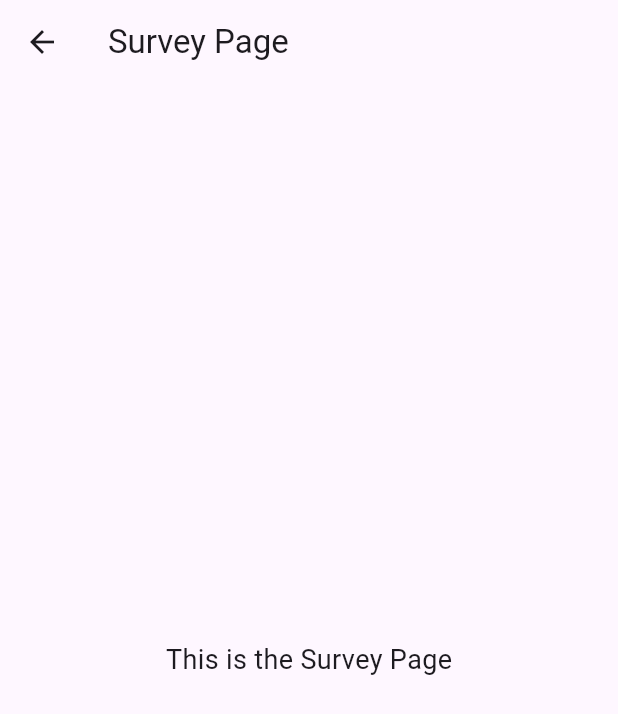
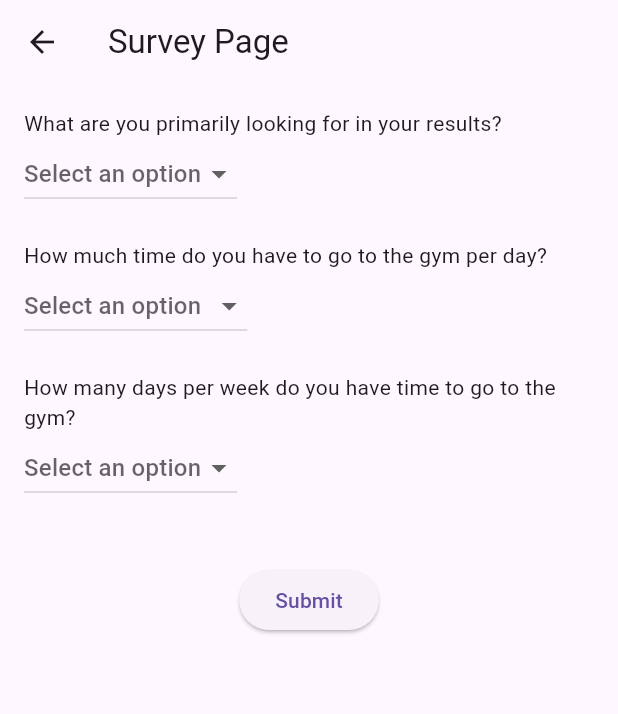
Before and after one commit to chrisfinan/Fitness-Assistant, a Flutter app: the SurveyPage screen opened directly, on a phone screen of 412 x 824 dp. Shown: the top 714 px of the screen. Run offline on Flutter 3.47's test engine with Material 3 defaults, Android fonts, the light colour scheme and no system bars.

Commit message:
add questions to survey page

```diff
--- a/frontend/lib/survey_page.dart
+++ b/frontend/lib/survey_page.dart
@@ -1,16 +1,110 @@
 import 'package:flutter/material.dart';
+import 'saved_data.dart';
 
-class SurveyPage extends StatelessWidget {
+class SurveyPage extends StatefulWidget {
   const SurveyPage({super.key});
+
+  @override
+  _SurveyPageState createState() => _SurveyPageState();
+}
+
+class _SurveyPageState extends State<SurveyPage> {
+  String? selectedGoal;
+  String? selectedTime;
+  String? selectedDays;
+
+  void _submitSurvey() {
+    if (selectedGoal != null && selectedTime != null && selectedDays != null) {
+      // Navigate to the saved data page after submitting
+      Navigator.pushReplacement(
+        context,
+        MaterialPageRoute(builder: (context) => const SavedDataPage()),
+      );
+    } else {
+      // Show an alert if any question is unanswered
+      showDialog(
+        context: context,
+        builder: (context) => AlertDialog(
+          title: const Text("Incomplete Survey"),
+          content: const Text("Please answer all questions before submitting."),
+          actions: [
+            TextButton(
+              onPressed: () => Navigator.pop(context),
+              child: const Text("OK"),
+            ),
+          ],
+        ),
+      );
+    }
+  }
 
   @override
   Widget build(BuildContext context) {
     return Scaffold(
       appBar: AppBar(title: const Text("Survey Page")),
-      body: const Center(
-        child: Text(
-          "This is the Survey Page",
-          style: TextStyle(fontSize: 18),
+      body: Padding(
+        padding: const EdgeInsets.all(16.0),
+        child: Column(
+          crossAxisAlignment: CrossAxisAlignment.start,
+          children: [
+            const Text("What are you primarily looking for in your results?"),
+            DropdownButton<String>(
+              value: selectedGoal,
+              hint: const Text("Select an option"),
+              items: ["strength", "aesthetics", "endurance"].map((String value) {
+                return DropdownMenuItem<String>(
+                  value: value,
+                  child: Text(value),
+                );
+              }).toList(),
+              onChanged: (String? newValue) {
+                setState(() {
+                  selectedGoal = newValue;
+                });
+              },
+            ),
+            const SizedBox(height: 20),
+            const Text("How much time do you have to go to the gym per day?"),
+            DropdownButton<String>(
+              value: selectedTime,
+              hint: const Text("Select an option"),
+              items: ["30-45 mins", "45-60 mins", "More than 1 hour"].map((String value) {
+                return DropdownMenuItem<String>(
+                  value: value,
+                  child: Text(value),
+                );
+              }).toList(),
+              onChanged: (String? newValue) {
+                setState(() {
+                  selectedTime = newValue;
+                });
+              },
+            ),
+            const SizedBox(height: 20),
+            const Text("How many days per week do you have time to go to the gym?"),
+            DropdownButton<String>(
+              value: selectedDays,
+              hint: const Text("Select an option"),
+              items: ["1", "2", "3", "4", "5", "6"].map((String value) {
+                return DropdownMenuItem<String>(
+                  value: value,
+                  child: Text(value),
+                );
+              }).toList(),
+              onChanged: (String? newValue) {
+                setState(() {
+                  selectedDays = newValue;
+                });
+              },
+            ),
+            const SizedBox(height: 40),
+            Center(
+              child: ElevatedButton(
+                onPressed: _submitSurvey,
+                child: const Text("Submit"),
+              ),
+            ),
+          ],
         ),
       ),
     );
--- a/frontend/pubspec.yaml
+++ b/frontend/pubspec.yaml
@@ -35,6 +35,7 @@ dependencies:
   # Use with the CupertinoIcons class for iOS style icons.
   cupertino_icons: ^1.0.8
   http: ^1.3.0
+  args: ^2.6.0
 
 dev_dependencies:
   flutter_test:
```
Also changed, not shown: frontend/pubspec.lock.
